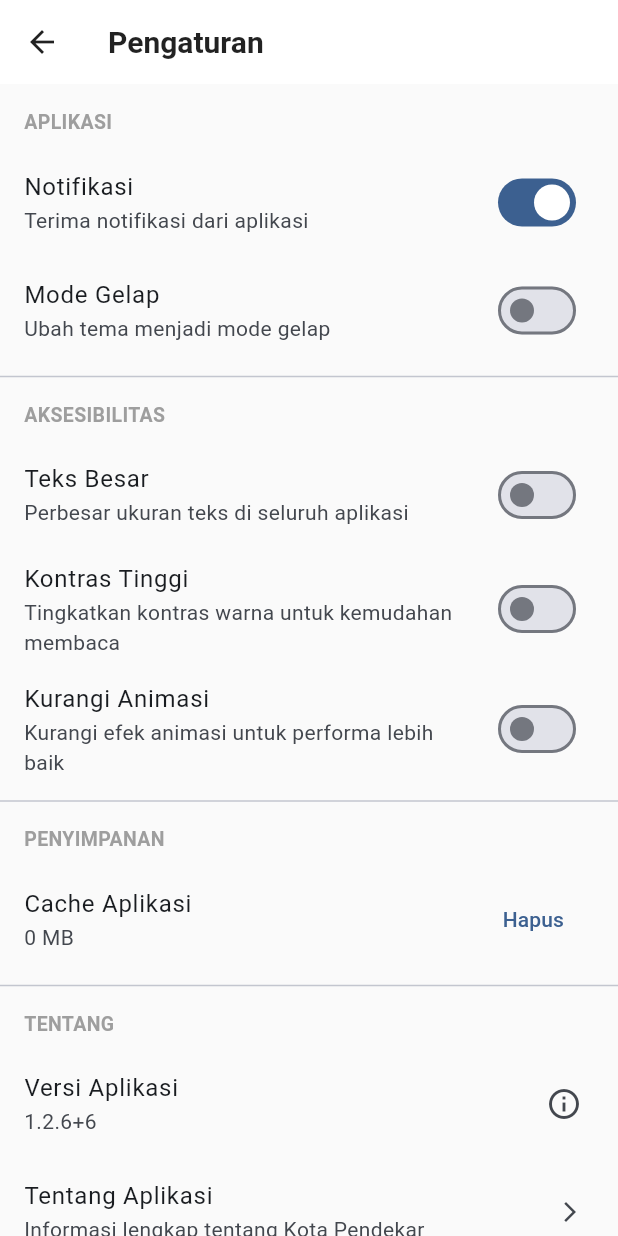
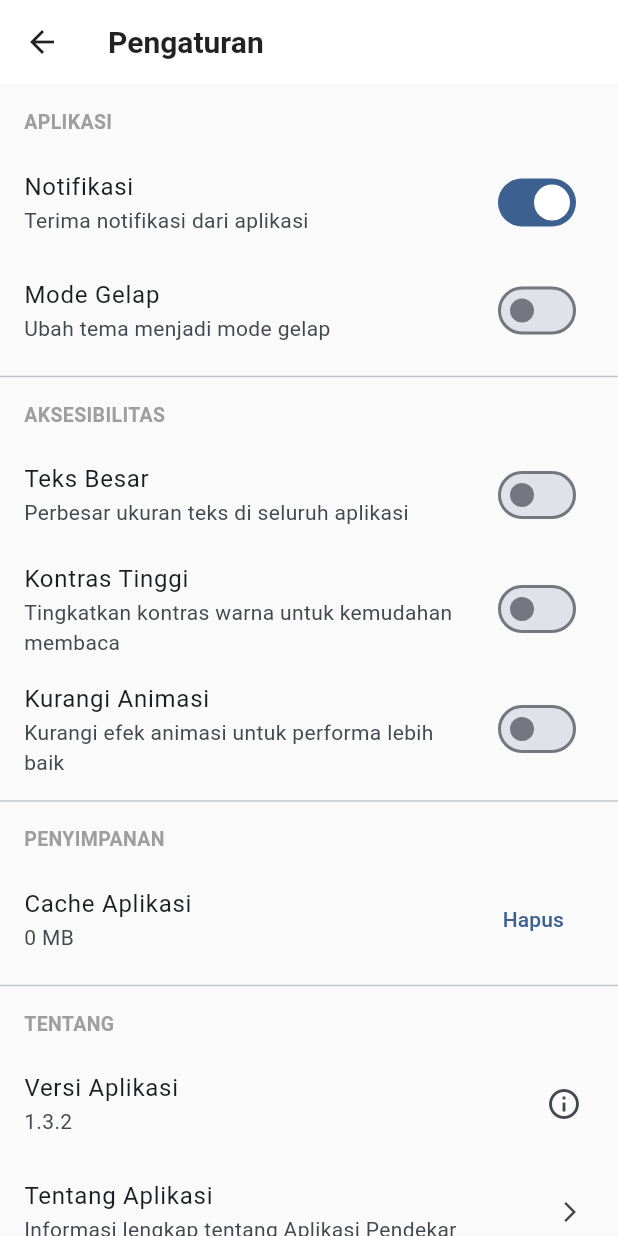
Before and after one commit to arezyhs/Aplikasi-Kota-Pendekar, a Flutter app: the screen it shows after launch, after a tap on the "settings" icon, on a phone screen of 412 x 824 dp. Run offline on Flutter 3.47's test engine with Material 3 defaults, Android fonts, the phone set to English and light mode, and no system bars; our stand-ins replace animated_splash_screen, carousel_slider, flutter_svg, font_awesome_flutter, just_audio, marquee and 4 more; missing offline and left inert: audio_session, flutter_downloader, flutter_inappwebview, siri_wave; network calls fail; statements that could not run were skipped.

Commit message:
minor fix

```diff
--- a/lib/screens/berita/berita_screen.dart
+++ b/lib/screens/berita/berita_screen.dart
@@ -6,8 +6,6 @@ import 'package:url_launcher/url_launcher.dart';
 import 'dart:convert';
 import 'package:http/http.dart' as http;
 import 'package:shared_preferences/shared_preferences.dart';
-import 'package:cached_network_image/cached_network_image.dart';
-
 class BeritaPage extends StatefulWidget {
   const BeritaPage({super.key});
 
--- a/lib/screens/settings/privacy_policy_page.dart
+++ b/lib/screens/settings/privacy_policy_page.dart
@@ -75,7 +75,7 @@ class PrivacyPolicyPage extends StatelessWidget {
               'Hubungi Kami',
               'Jika Anda memiliki pertanyaan tentang Kebijakan Privasi ini, silakan hubungi:\n\n'
                   'Pemerintah Kota Madiun\n'
-                  'Email: diskominfo@madiunkota.go.id\n'
+                  'Email: kominfo@madiunkota.go.id\n'
                   'Telepon: (0351) 464197',
             ),
             const SizedBox(height: 24),
--- a/lib/screens/settings/settings_screen.dart
+++ b/lib/screens/settings/settings_screen.dart
@@ -200,12 +200,12 @@ class _SettingsScreenState extends State<SettingsScreen> {
           ),
           const ListTile(
             title: Text('Versi Aplikasi'),
-            subtitle: Text('1.2.6+6'),
+            subtitle: Text('1.3.2'),
             trailing: Icon(Icons.info_outline),
           ),
           ListTile(
             title: const Text('Tentang Aplikasi'),
-            subtitle: const Text('Informasi lengkap tentang Kota Pendekar'),
+            subtitle: const Text('Informasi lengkap tentang Aplikasi Pendekar'),
             trailing: const Icon(Icons.arrow_forward_ios, size: 16),
             onTap: () {
               showAboutDialog(
--- a/lib/screens/settings/terms_conditions_page.dart
+++ b/lib/screens/settings/terms_conditions_page.dart
@@ -89,7 +89,7 @@ class TermsConditionsPage extends StatelessWidget {
                   'Dinas Komunikasi dan Informatika\n'
                   'Pemerintah Kota Madiun\n'
                   'Email: diskominfo@madiunkota.go.id\n'
-                  'Telepon: (0351) 464197',
+                  'Telepon: (0351) 467327',
             ),
             const SizedBox(height: 24),
           ],
```
